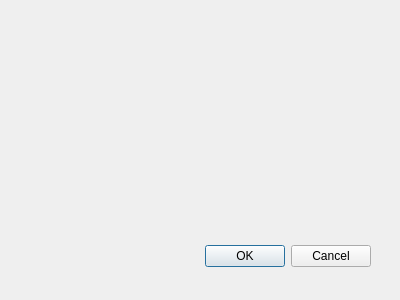
Before: the Qt Designer form formularzhasel.ui in MiszczProgramowania/KoloFortuny, drawn with Qt 5.
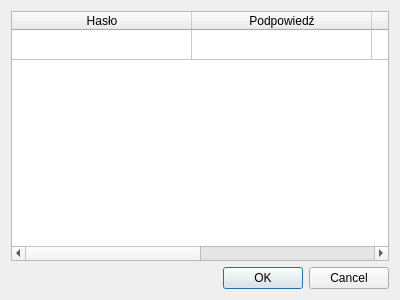
After: the same form once the commit is applied.

Commit message: Jednak tabela

Diff of the .ui file:
```diff
--- a/formularzhasel.ui
+++ b/formularzhasel.ui
@@ -15,22 +15,70 @@
   <property name="windowTitle">
    <string>Dialog</string>
   </property>
-  <widget class="QDialogButtonBox" name="buttonBox">
-   <property name="geometry">
-    <rect>
-     <x>30</x>
-     <y>240</y>
-     <width>341</width>
-     <height>32</height>
-    </rect>
-   </property>
-   <property name="orientation">
-    <enum>Qt::Horizontal</enum>
-   </property>
-   <property name="standardButtons">
-    <set>QDialogButtonBox::Cancel|QDialogButtonBox::Ok</set>
-   </property>
-  </widget>
+  <layout class="QVBoxLayout" name="verticalLayout">
+   <item>
+    <widget class="QTableWidget" name="tablicaSlow">
+     <property name="frameShape">
+      <enum>QFrame::StyledPanel</enum>
+     </property>
+     <property name="lineWidth">
+      <number>1</number>
+     </property>
+     <property name="alternatingRowColors">
+      <bool>false</bool>
+     </property>
+     <property name="rowCount">
+      <number>1</number>
+     </property>
+     <property name="columnCount">
+      <number>4</number>
+     </property>
+     <attribute name="horizontalHeaderCascadingSectionResizes">
+      <bool>true</bool>
+     </attribute>
+     <attribute name="horizontalHeaderDefaultSectionSize">
+      <number>180</number>
+     </attribute>
+     <attribute name="horizontalHeaderStretchLastSection">
+      <bool>true</bool>
+     </attribute>
+     <attribute name="verticalHeaderVisible">
+      <bool>false</bool>
+     </attribute>
+     <attribute name="verticalHeaderCascadingSectionResizes">
+      <bool>false</bool>
+     </attribute>
+     <row/>
+     <column>
+      <property name="text">
+       <string>Hasło</string>
+      </property>
+     </column>
+     <column>
+      <property name="text">
+       <string>Podpowiedź</string>
+      </property>
+     </column>
+     <column/>
+     <column/>
+     <item row="0" column="3">
+      <property name="text">
+       <string/>
+      </property>
+     </item>
+    </widget>
+   </item>
+   <item>
+    <widget class="QDialogButtonBox" name="buttonBox">
+     <property name="orientation">
+      <enum>Qt::Horizontal</enum>
+     </property>
+     <property name="standardButtons">
+      <set>QDialogButtonBox::Cancel|QDialogButtonBox::Ok</set>
+     </property>
+    </widget>
+   </item>
+  </layout>
  </widget>
  <pixmapfunction/>
  <resources/>
```
Left out of the diff: 5 changed lines with no effect on the pictures. The commit also changes 1 other file.
